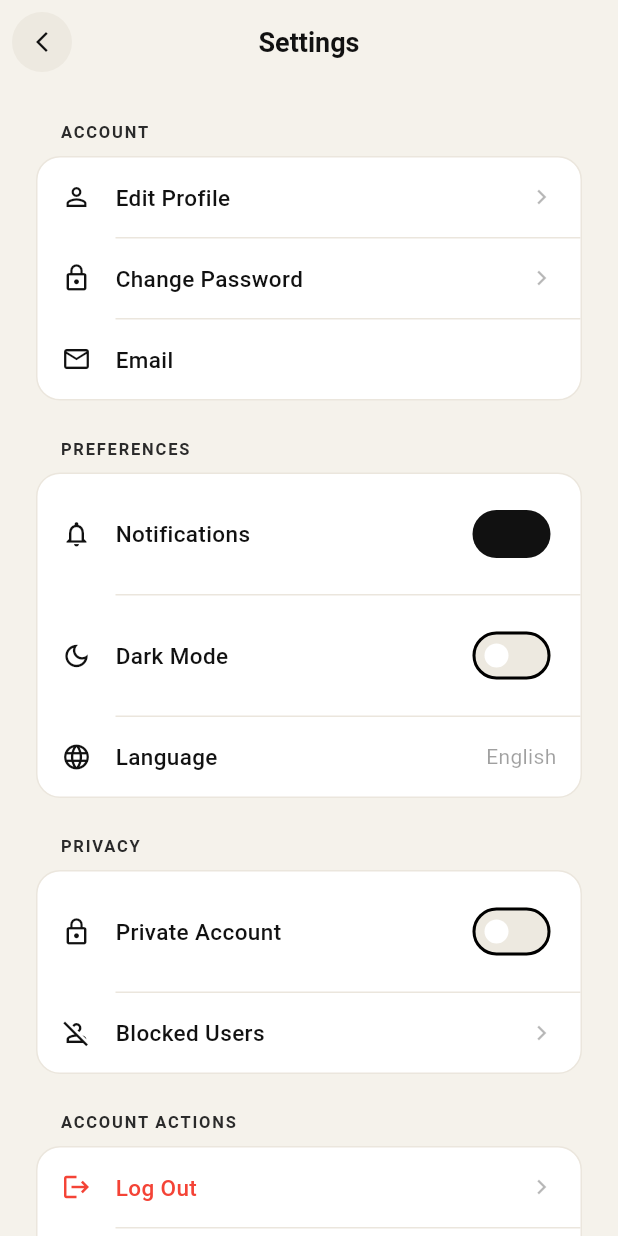
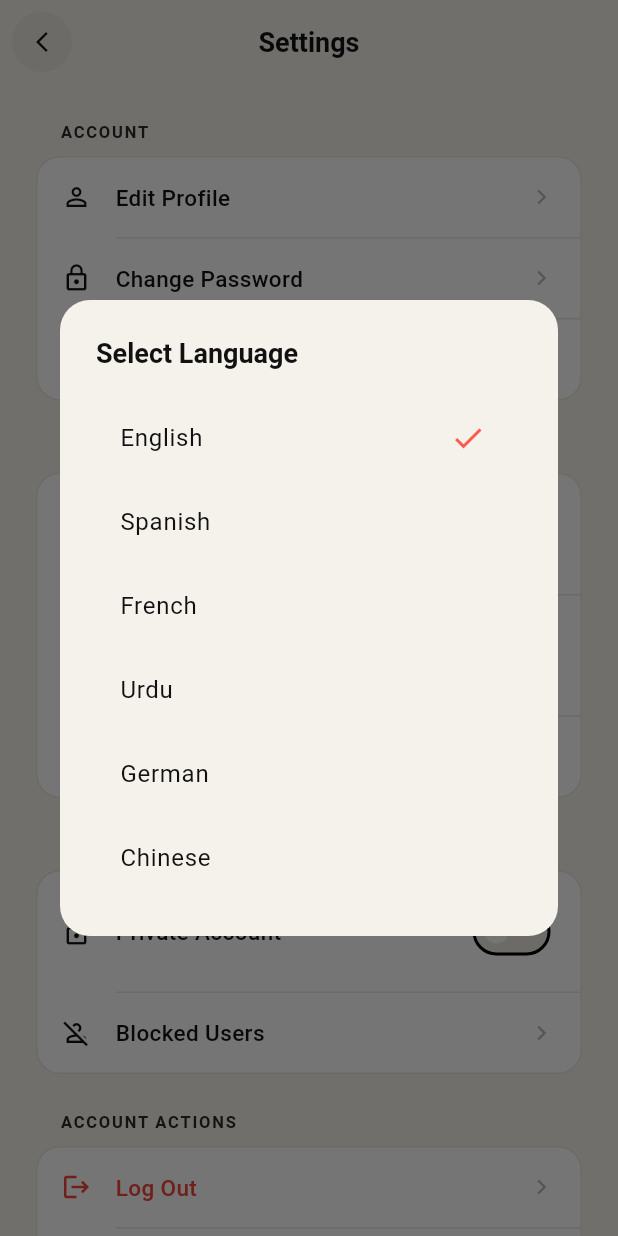
Before and after one commit to ahmaddii/Vehloom-AI-Image-Generation, a Flutter app: the SettingsScreen screen opened by its route, after a tap on "Language", on a phone screen of 412 x 824 dp. Run offline on Flutter 3.47's test engine with Material 3 defaults, Android fonts, the light colour scheme and no system bars; our stand-ins replace cached_network_image, flutter_dotenv, flutter_riverpod, go_router, image_cropper, image_picker and 2 more; accounts and stored records are empty; network calls fail.

Commit message:
Some Bug Fixing

```diff
--- /dev/null
+++ b/art/lib/core/services/preferences_service.dart
@@ -0,0 +1,67 @@
+import 'package:flutter/material.dart';
+import 'package:shared_preferences/shared_preferences.dart';
+
+class PreferencesService extends ChangeNotifier {
+  static final PreferencesService _instance = PreferencesService._internal();
+  factory PreferencesService() => _instance;
+  PreferencesService._internal();
+
+  late SharedPreferences _prefs;
+  bool _isInitialized = false;
+
+  bool get isInitialized => _isInitialized;
+
+  // Preference keys
+  static const String _keyNotifications = 'notifications_enabled';
+  static const String _keyDarkMode = 'dark_mode_enabled';
+  static const String _keyPrivateAccount = 'private_account_enabled';
+  static const String _keyLanguage = 'selected_language';
+
+  // Current values (cached in memory)
+  bool _notificationsEnabled = true;
+  bool _darkModeEnabled = false;
+  bool _privateAccountEnabled = false;
+  String _language = 'English';
+
+  bool get notificationsEnabled => _notificationsEnabled;
+  bool get darkModeEnabled => _darkModeEnabled;
+  bool get privateAccountEnabled => _privateAccountEnabled;
+  String get language => _language;
+
+  Future<void> init() async {
+    if (_isInitialized) return;
+    _prefs = await SharedPreferences.getInstance();
+
+    _notificationsEnabled = _prefs.getBool(_keyNotifications) ?? true;
+    _darkModeEnabled = _prefs.getBool(_keyDarkMode) ?? false;
+    _privateAccountEnabled = _prefs.getBool(_keyPrivateAccount) ?? false;
+    _language = _prefs.getString(_keyLanguage) ?? 'English';
+
+    _isInitialized = true;
+    notifyListeners();
+  }
+
+  Future<void> setNotificationsEnabled(bool value) async {
+    _notificationsEnabled = value;
+    await _prefs.setBool(_keyNotifications, value);
+    notifyListeners();
+  }
+
+  Future<void> setDarkModeEnabled(bool value) async {
+    _darkModeEnabled = value;
+    await _prefs.setBool(_keyDarkMode, value);
+    notifyListeners();
+  }
+
+  Future<void> setPrivateAccountEnabled(bool value) async {
+    _privateAccountEnabled = value;
+    await _prefs.setBool(_keyPrivateAccount, value);
+    notifyListeners();
+  }
+
+  Future<void> setLanguage(String value) async {
+    _language = value;
+    await _prefs.setString(_keyLanguage, value);
+    notifyListeners();
+  }
+}
--- a/art/lib/features/settings/screens/settings_screen.dart
+++ b/art/lib/features/settings/screens/settings_screen.dart
@@ -2,6 +2,7 @@ import 'package:flutter/material.dart';
 import 'package:go_router/go_router.dart';
 import '../../../core/constants/app_colors.dart';
 import '../../../data/repositories/auth_repository.dart';
+import '../../../core/services/preferences_service.dart';
 
 class SettingsScreen extends StatefulWidget {
   const SettingsScreen({super.key});
@@ -14,12 +15,18 @@ class _SettingsScreenState extends State<SettingsScreen> {
   bool _notificationsEnabled = true;
   bool _darkModeEnabled = false;
   bool _privateAccountEnabled = false;
+  String _language = 'English';
   String _userEmail = '';
 
   @override
   void initState() {
     super.initState();
     _userEmail = AuthRepository().currentUser?.email ?? 'No email';
+    final prefs = PreferencesService();
+    _notificationsEnabled = prefs.notificationsEnabled;
+    _darkModeEnabled = prefs.darkModeEnabled;
+    _privateAccountEnabled = prefs.privateAccountEnabled;
+    _language = prefs.language;
   }
 
   void _showChangePasswordDialog() {
@@ -285,7 +292,7 @@ class _SettingsScreenState extends State<SettingsScreen> {
               ),
             ]),
 
-            // PREFERENCES SECTION
+             // PREFERENCES SECTION
             _buildSectionHeader('Preferences'),
             _buildCardContainer([
               _buildListTile(
@@ -301,6 +308,7 @@ class _SettingsScreenState extends State<SettingsScreen> {
                     setState(() {
                       _notificationsEnabled = val;
                     });
+                    PreferencesService().setNotificationsEnabled(val);
                   },
                 ),
                 onTap: () {},
@@ -319,6 +327,7 @@ class _SettingsScreenState extends State<SettingsScreen> {
                     setState(() {
                       _darkModeEnabled = val;
                     });
+                    PreferencesService().setDarkModeEnabled(val);
                   },
                 ),
                 onTap: () {},
@@ -327,8 +336,8 @@ class _SettingsScreenState extends State<SettingsScreen> {
               _buildListTile(
                 icon: Icons.language_outlined,
                 title: 'Language',
-                trailingText: 'English',
-                onTap: () {},
+                trailingText: _language,
+                onTap: _showLanguageDialog,
               ),
             ]),
 
@@ -348,6 +357,7 @@ class _SettingsScreenState extends State<SettingsScreen> {
                     setState(() {
                       _privateAccountEnabled = val;
                     });
+                    PreferencesService().setPrivateAccountEnabled(val);
                   },
                 ),
                 onTap: () {},
@@ -387,4 +397,42 @@ class _SettingsScreenState extends State<SettingsScreen> {
       ),
     );
   }
+
+  void _showLanguageDialog() {
+    final languages = ['English', 'Spanish', 'French', 'Urdu', 'German', 'Chinese'];
+    showDialog(
+      context: context,
+      builder: (context) {
+        return AlertDialog(
+          backgroundColor: AppColors.creamBg,
+          shape: RoundedRectangleBorder(borderRadius: BorderRadius.circular(20)),
+          title: const Text(
+            'Select Language',
+            style: TextStyle(color: AppColors.black, fontWeight: FontWeight.bold, fontSize: 18),
+          ),
+          content: SizedBox(
+            width: double.maxFinite,
+            child: ListView.builder(
+              shrinkWrap: true,
+              itemCount: languages.length,
+              itemBuilder: (context, index) {
+                final lang = languages[index];
+                return ListTile(
+                  title: Text(lang, style: const TextStyle(color: AppColors.black)),
+                  trailing: _language == lang ? const Icon(Icons.check, color: AppColors.coral) : null,
+                  onTap: () {
+                    setState(() {
+                      _language = lang;
+                    });
+                    PreferencesService().setLanguage(lang);
+                    Navigator.pop(context);
+                  },
+                );
+              },
+            ),
+          ),
+        );
+      },
+    );
+  }
 }
--- a/art/lib/main.dart
+++ b/art/lib/main.dart
@@ -2,6 +2,7 @@ import 'package:flutter/material.dart';
 import 'package:flutter_dotenv/flutter_dotenv.dart';
 import 'package:supabase_flutter/supabase_flutter.dart';
 import 'app.dart';
+import 'core/services/preferences_service.dart';
 
 Future<void> main() async {
   WidgetsFlutterBinding.ensureInitialized();
@@ -12,5 +13,8 @@ Future<void> main() async {
     publishableKey: dotenv.env['SUPABASE_PUBLISHABLE_KEY']!,
   );
 
+  // Initialize global persistent user preferences
+  await PreferencesService().init();
+
   runApp(const MyApp());
 }
--- a/art/pubspec.yaml
+++ b/art/pubspec.yaml
@@ -45,6 +45,7 @@ dependencies:
   permission_handler: ^12.0.3
   flutter_image_compress: ^2.4.0
   image_cropper: ^12.2.1
+  shared_preferences: ^2.5.5
 
 dev_dependencies:
   flutter_test:
```
Also changed, not shown: art/lib/app.dart (+14 -5 lines), art/lib/core/theme/app_theme.dart (+60 -0 lines), art/lib/features/artwork_detail/screens/artwork_detail_screen.dart (+49 -49 lines), art/lib/features/home/screens/home_feed_screen.dart (+46 -40 lines), art/lib/features/onboarding/screens/onboarding_screen_1.dart (+11 -0 lines), art/pubspec.lock, 2 other files.
